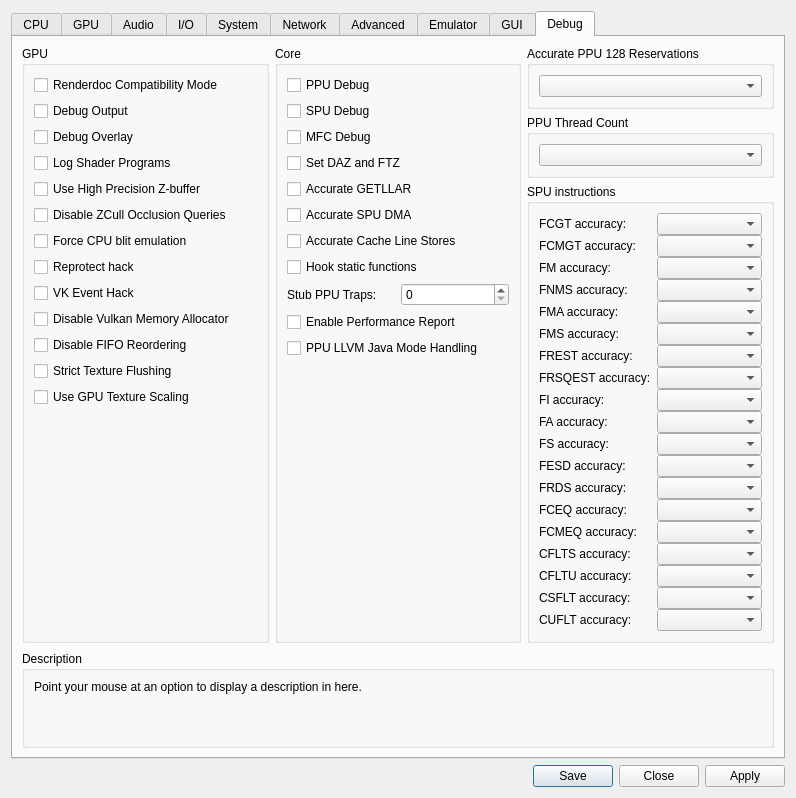
win98and95/rpcs3, file rpcs3/rpcs3qt/settings_dialog.ui: the form before one commit.
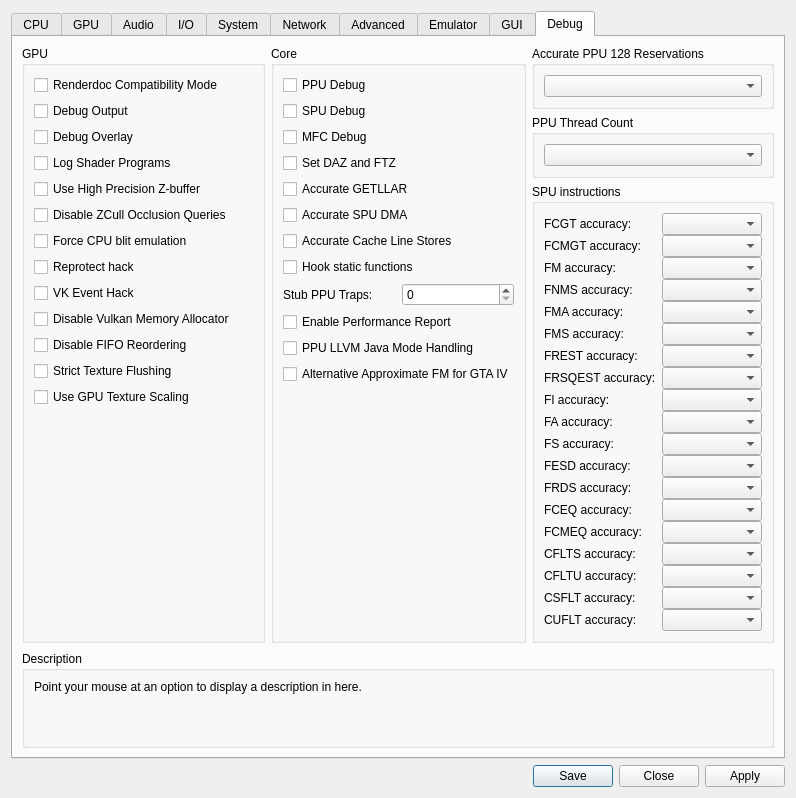
The form after the commit. The open tabs and pages were chosen to show the change. Icons and pictures are not drawn.

Commit message: GTA IV Approx FM from @Xcedf

Diff of the .ui file:
```diff
--- a/rpcs3/rpcs3qt/settings_dialog.ui
+++ b/rpcs3/rpcs3qt/settings_dialog.ui
@@ -3693,6 +3693,13 @@
               </property>
              </widget>
             </item>
+            <item>
+             <widget class="QCheckBox" name="gta4ApproxFM">
+              <property name="text">
+               <string>Alternative Approximate FM for GTA IV</string>
+              </property>
+             </widget>
+            </item>
             <item>
              <spacer name="verticalSpacerDebugCore">
               <property name="orientation">
```
The commit also changes 7 other files.
